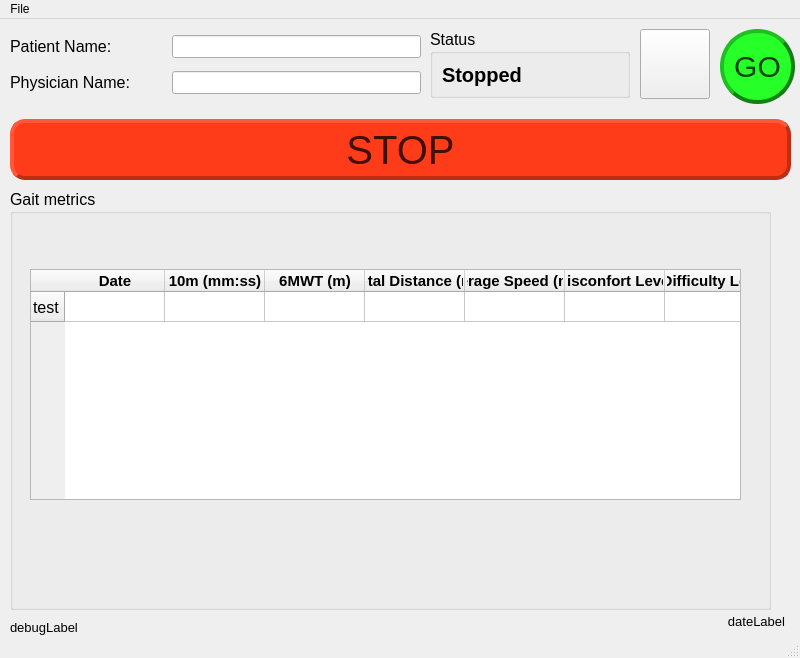
This is soft-robotics-gui/mainwindow.ui in lrfbranco/soft-robotics-gui as Qt 5 draws it before an edit. The edited form follows.
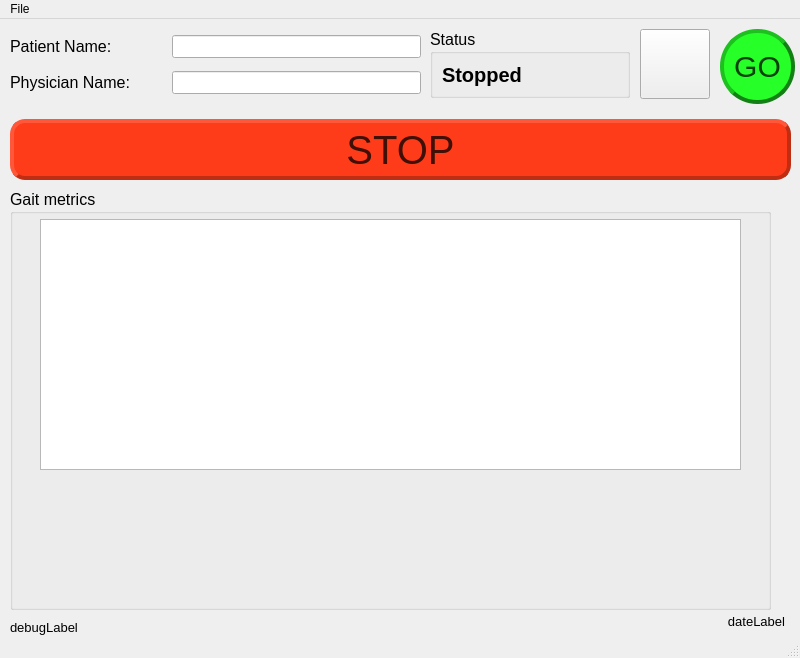
This is the edited form. Icons and pictures are not drawn.

```diff
--- a/soft-robotics-gui/mainwindow.ui
+++ b/soft-robotics-gui/mainwindow.ui
@@ -445,137 +445,15 @@
     <property name="title">
      <string>Gait metrics</string>
     </property>
-    <widget class="QTableWidget" name="gaitMetricsTable">
+    <widget class="QTableView" name="gaitMetricsTableView">
      <property name="geometry">
       <rect>
-       <x>20</x>
-       <y>80</y>
-       <width>711</width>
-       <height>231</height>
+       <x>30</x>
+       <y>30</y>
+       <width>701</width>
+       <height>251</height>
       </rect>
      </property>
-     <property name="sizePolicy">
-      <sizepolicy hsizetype="MinimumExpanding" vsizetype="Expanding">
-       <horstretch>0</horstretch>
-       <verstretch>0</verstretch>
-      </sizepolicy>
-     </property>
-     <property name="styleSheet">
-      <string notr="true"/>
-     </property>
-     <property name="horizontalScrollBarPolicy">
-      <enum>Qt::ScrollBarAlwaysOff</enum>
-     </property>
-     <row>
-      <property name="text">
-       <string>test</string>
-      </property>
-     </row>
-     <column>
-      <property name="text">
-       <string>Date</string>
-      </property>
-      <property name="font">
-       <font>
-        <pointsize>11</pointsize>
-        <weight>75</weight>
-        <bold>true</bold>
-       </font>
-      </property>
-      <property name="textAlignment">
-       <set>AlignHCenter|AlignBottom</set>
-      </property>
-     </column>
-     <column>
-      <property name="text">
-       <string>10m (mm:ss)</string>
-      </property>
-      <property name="font">
-       <font>
-        <pointsize>11</pointsize>
-        <weight>75</weight>
-        <bold>true</bold>
-       </font>
-      </property>
-      <property name="textAlignment">
-       <set>AlignHCenter|AlignBottom</set>
-      </property>
-     </column>
-     <column>
-      <property name="text">
-       <string>6MWT (m)</string>
-      </property>
-      <property name="font">
-       <font>
-        <pointsize>11</pointsize>
-        <weight>75</weight>
-        <bold>true</bold>
-       </font>
-      </property>
-      <property name="textAlignment">
-       <set>AlignHCenter|AlignBottom</set>
-      </property>
-     </column>
-     <column>
-      <property name="text">
-       <string>Total Distance (m)</string>
-      </property>
-      <property name="font">
-       <font>
-        <pointsize>11</pointsize>
-        <weight>75</weight>
-        <bold>true</bold>
-       </font>
-      </property>
-      <property name="textAlignment">
-       <set>AlignHCenter|AlignBottom</set>
-      </property>
-     </column>
-     <column>
-      <property name="text">
-       <string>Average Speed (m/s)</string>
-      </property>
-      <property name="font">
-       <font>
-        <pointsize>11</pointsize>
-        <weight>75</weight>
-        <bold>true</bold>
-       </font>
-      </property>
-      <property name="textAlignment">
-       <set>AlignHCenter|AlignBottom</set>
-      </property>
-     </column>
-     <column>
-      <property name="text">
-       <string>Disconfort Level</string>
-      </property>
-      <property name="font">
-       <font>
-        <pointsize>11</pointsize>
-        <weight>75</weight>
-        <bold>true</bold>
-       </font>
-      </property>
-      <property name="textAlignment">
-       <set>AlignHCenter|AlignBottom</set>
-      </property>
-     </column>
-     <column>
-      <property name="text">
-       <string>Difficulty Level</string>
-      </property>
-      <property name="font">
-       <font>
-        <pointsize>11</pointsize>
-        <weight>75</weight>
-        <bold>true</bold>
-       </font>
-      </property>
-      <property name="textAlignment">
-       <set>AlignHCenter|AlignBottom</set>
-      </property>
-     </column>
     </widget>
    </widget>
   </widget>
```
